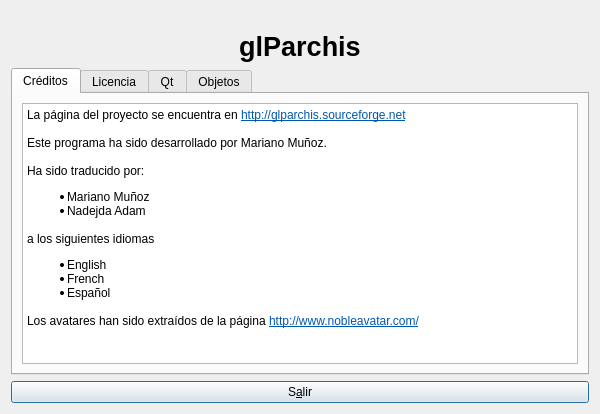
Before: the Qt Designer form ui/frmAbout.ui in turulomio/glparchis, drawn with Qt 5.
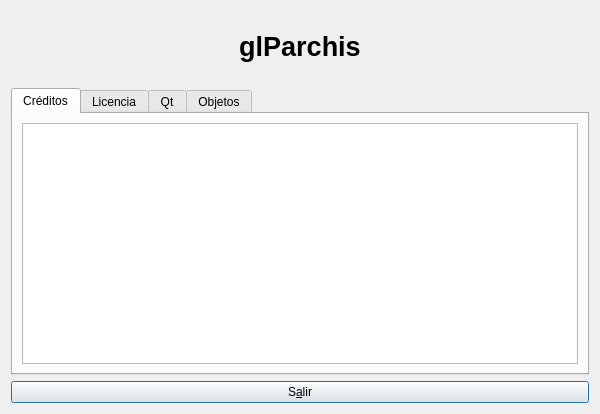
After: the same form once the commit is applied. Icons and pictures are not drawn. Custom widgets are drawn as their Qt base class.

```diff
--- a/ui/frmAbout.ui
+++ b/ui/frmAbout.ui
@@ -47,6 +47,13 @@
        </property>
       </widget>
      </item>
+     <item>
+      <widget class="QLabel" name="lblVersion">
+       <property name="alignment">
+        <set>Qt::AlignCenter</set>
+       </property>
+      </widget>
+     </item>
      <item>
       <widget class="QTabWidget" name="tab">
        <property name="currentIndex">
@@ -58,28 +65,7 @@
         </attribute>
         <layout class="QHBoxLayout">
          <item>
-          <widget class="QTextEdit" name="textEdit">
-           <property name="html">
-            <string>&lt;!DOCTYPE HTML PUBLIC &quot;-//W3C//DTD HTML 4.0//EN&quot; &quot;http://www.w3.org/TR/REC-html40/strict.dtd&quot;&gt;
-&lt;html&gt;&lt;head&gt;&lt;meta name=&quot;qrichtext&quot; content=&quot;1&quot; /&gt;&lt;style type=&quot;text/css&quot;&gt;
-p, li { white-space: pre-wrap; }
-&lt;/style&gt;&lt;/head&gt;&lt;body style=&quot; font-family:'Sans Serif'; font-size:9pt; font-weight:400; font-style:normal;&quot;&gt;
-&lt;p style=&quot; margin-top:0px; margin-bottom:0px; margin-left:0px; margin-right:0px; -qt-block-indent:0; text-indent:0px;&quot;&gt;La página del proyecto se encuentra en &lt;a href=&quot;http://glparchis.sourceforge.net&quot;&gt;&lt;span style=&quot; text-decoration: underline; color:#0057ae;&quot;&gt;http://glparchis.sourceforge.net&lt;/span&gt;&lt;/a&gt;&lt;/p&gt;
-&lt;p style=&quot;-qt-paragraph-type:empty; margin-top:0px; margin-bottom:0px; margin-left:0px; margin-right:0px; -qt-block-indent:0; text-indent:0px; text-decoration: underline; color:#0057ae;&quot;&gt;&lt;/p&gt;
-&lt;p style=&quot; margin-top:0px; margin-bottom:0px; margin-left:0px; margin-right:0px; -qt-block-indent:0; text-indent:0px;&quot;&gt;Este programa ha sido desarrollado por Mariano Muñoz.&lt;/p&gt;
-&lt;p style=&quot;-qt-paragraph-type:empty; margin-top:0px; margin-bottom:0px; margin-left:0px; margin-right:0px; -qt-block-indent:0; text-indent:0px;&quot;&gt;&lt;/p&gt;
-&lt;p style=&quot; margin-top:0px; margin-bottom:0px; margin-left:0px; margin-right:0px; -qt-block-indent:0; text-indent:0px;&quot;&gt;Ha sido traducido por:&lt;/p&gt;
-&lt;ul style=&quot;margin-top: 0px; margin-bottom: 0px; margin-left: 0px; margin-right: 0px; -qt-list-indent: 1;&quot;&gt;&lt;li style=&quot; margin-top:12px; margin-bottom:0px; margin-left:0px; margin-right:0px; -qt-block-indent:0; text-indent:0px;&quot;&gt;Mariano Muñoz&lt;/li&gt;
-&lt;li style=&quot; margin-top:0px; margin-bottom:0px; margin-left:0px; margin-right:0px; -qt-block-indent:0; text-indent:0px;&quot;&gt;Nadejda Adam&lt;/li&gt;&lt;/ul&gt;
-&lt;p style=&quot;-qt-paragraph-type:empty; margin-top:0px; margin-bottom:0px; margin-left:0px; margin-right:0px; -qt-block-indent:0; text-indent:0px;&quot;&gt;&lt;/p&gt;
-&lt;p style=&quot; margin-top:0px; margin-bottom:0px; margin-left:0px; margin-right:0px; -qt-block-indent:0; text-indent:0px;&quot;&gt;a los siguientes idiomas&lt;/p&gt;
-&lt;ul style=&quot;margin-top: 0px; margin-bottom: 0px; margin-left: 0px; margin-right: 0px; -qt-list-indent: 1;&quot;&gt;&lt;li style=&quot; margin-top:12px; margin-bottom:0px; margin-left:0px; margin-right:0px; -qt-block-indent:0; text-indent:0px;&quot;&gt;English&lt;/li&gt;
-&lt;li style=&quot; margin-top:0px; margin-bottom:0px; margin-left:0px; margin-right:0px; -qt-block-indent:0; text-indent:0px;&quot;&gt;French&lt;/li&gt;
-&lt;li style=&quot; margin-top:0px; margin-bottom:0px; margin-left:0px; margin-right:0px; -qt-block-indent:0; text-indent:0px;&quot;&gt;Español&lt;/li&gt;&lt;/ul&gt;
-&lt;p style=&quot;-qt-paragraph-type:empty; margin-top:0px; margin-bottom:0px; margin-left:0px; margin-right:0px; -qt-block-indent:0; text-indent:0px;&quot;&gt;&lt;/p&gt;
-&lt;p style=&quot; margin-top:0px; margin-bottom:0px; margin-left:0px; margin-right:0px; -qt-block-indent:0; text-indent:0px;&quot;&gt;Los avatares han sido extraídos de la página &lt;a href=&quot;http://www.nobleavatar.com/&quot;&gt;&lt;span style=&quot; text-decoration: underline; color:#0057ae;&quot;&gt;http://www.nobleavatar.com/&lt;/span&gt;&lt;/a&gt;&lt;/p&gt;&lt;/body&gt;&lt;/html&gt;</string>
-           </property>
-          </widget>
+          <widget class="QTextEdit" name="textEdit"/>
          </item>
         </layout>
        </widget>
```
